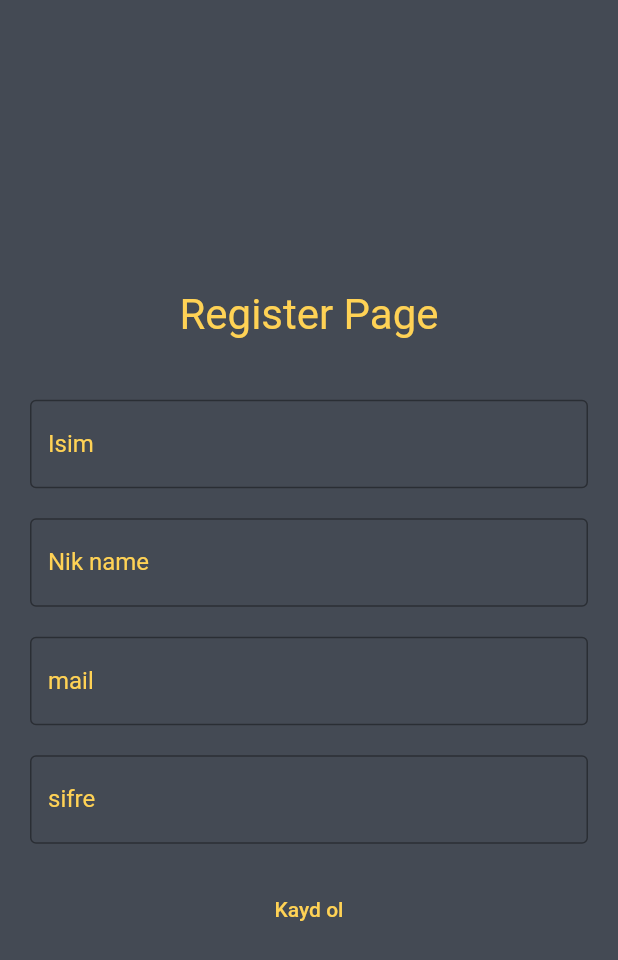
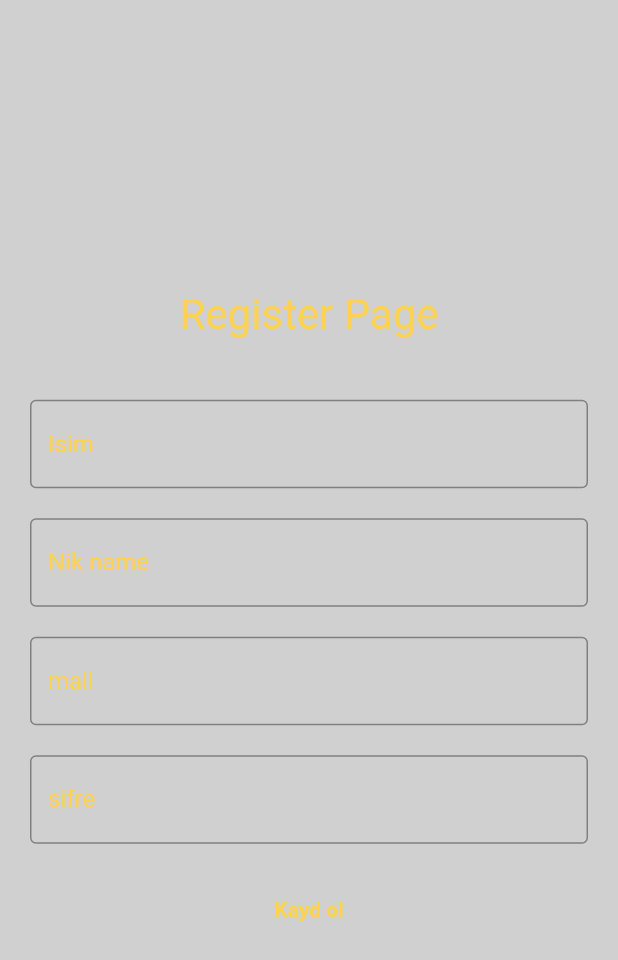
Before and after one commit to RahimCml/sine_fil_app, a Flutter app: the RegisterPage screen opened directly, on a phone screen of 412 x 824 dp. Shown: the top 960 px of the screen. Run offline on Flutter 3.47's test engine with Material 2 defaults, Android fonts, the phone set to English and light mode, and no system bars; our stand-ins replace bloc, cached_network_image, flutter_bloc; network calls fail.

Commit message:
Fix view

```diff
--- a/lib/bloc/movie_data_bloc/movie_data_bloc_bloc.dart
+++ b/lib/bloc/movie_data_bloc/movie_data_bloc_bloc.dart
@@ -1,6 +1,7 @@
 import 'package:bloc/bloc.dart';
 import 'package:meta/meta.dart';
 import 'package:sine_fil_app/bloc/movie_bloc.dart';
+import 'package:sine_fil_app/data/models/actor_get_model.dart';
 import 'package:sine_fil_app/data/models/movie_fetch_model.dart';
 
 import '../../data/service/movie_service.dart';
@@ -20,8 +21,10 @@
         on<MovieDataEvent>((event, emit) async {
       if(event is MovieDataEvent) {
         MovieFetchModel result = await _movieService.getMovieFromAPI(event.id);
-        emit(MovieDataState(data: result));
+        ActorGetModel actorsResult = await _movieService.getActorAPI(event.id);
+        emit(MovieDataState(data: result, actorData: actorsResult));
       }
     });
   }
+
 }
--- a/lib/bloc/movie_data_bloc/movie_data_bloc_state.dart
+++ b/lib/bloc/movie_data_bloc/movie_data_bloc_state.dart
@@ -3,7 +3,9 @@
 @immutable
 class MovieDataState {
   final MovieFetchModel? data;
-  MovieDataState({
+  final ActorGetModel? actorData;
+  const MovieDataState({
     this.data,
+    this.actorData,
   });
 }
--- a/lib/constants/color.dart
+++ b/lib/constants/color.dart
@@ -1,6 +1,7 @@
 import 'dart:ui';
 
 class ConstantColor {
-  static Color kMainColor = const Color(0xFFFFD255);
-  static Color secondarycolor = const Color(0xFF444A54);
+  static Color kMainColor = const Color(0xfffdd151);
+  static Color kTextColor = const Color(0xFF444A54);
+  static Color secondarycolor= const Color(0xC1C1C1C1);
 }
--- a/lib/pages/companents/genre_companent.dart
+++ b/lib/pages/companents/genre_companent.dart
@@ -58,7 +58,7 @@
                           movie?.title ?? '',
                           maxLines: 4,
                           overflow: TextOverflow.ellipsis,
-                          textAlign: TextAlign.center, style: TextStyle(color: ConstantColor.kMainColor),
+                          textAlign: TextAlign.center, style: TextStyle(color: ConstantColor.kTextColor),
                         ),
                       ),
                     ],
--- a/lib/pages/drawer_page.dart
+++ b/lib/pages/drawer_page.dart
@@ -26,7 +26,7 @@
       child: ScaleTransition(
         scale: _scaleAnimation!,
         child: Container(
-          color: ConstantColor.secondarycolor,
+          color: ConstantColor.kTextColor,
           padding: const EdgeInsets.symmetric(horizontal: 16),
           child: Column(children: [
             const SizedBox(height: 50),
--- a/lib/pages/genres_type_page.dart
+++ b/lib/pages/genres_type_page.dart
@@ -37,7 +37,7 @@
                     decoration: BoxDecoration(
                         borderRadius:
                             const BorderRadius.all(Radius.circular(20)),
-                        color: ConstantColor.secondarycolor,
+                        color: ConstantColor.kTextColor,
                         boxShadow: [
                           BoxShadow(
                             color: ConstantColor.kMainColor,
@@ -47,9 +47,9 @@
                     child: Chip(
                       label: Text(
                         genreName!,
-                        style: const TextStyle(color: Color(0xFFFFD255)),
+                        style: TextStyle(color: ConstantColor.kMainColor),
                       ),
-                      backgroundColor: const Color(0xFF444A54),
+                      backgroundColor:  ConstantColor.kTextColor,
                       padding: const EdgeInsets.only(left: 12, right: 12),
                     ),
                   ),
--- a/lib/pages/layout_page.dart
+++ b/lib/pages/layout_page.dart
@@ -1,4 +1,5 @@
 import 'package:flutter/material.dart';
+import 'package:sine_fil_app/constants/color.dart';
 
 import 'drawer_page.dart';
 import 'home_page.dart';
@@ -23,6 +24,7 @@
   @override
   Widget build(BuildContext context) {
     return Scaffold(
+      backgroundColor: ConstantColor.kTextColor,
       body: SizedBox(
         height: double.maxFinite,
         child: Stack(children: [
--- a/lib/pages/log_in_page.dart
+++ b/lib/pages/log_in_page.dart
@@ -52,7 +52,7 @@
                   },
                   child: Text(
                     'Log In',
-                    style: TextStyle(color: ConstantColor.secondarycolor),
+                    style: TextStyle(color: ConstantColor.kTextColor),
                   ),
                 ),
               ],
--- a/lib/pages/register_page.dart
+++ b/lib/pages/register_page.dart
@@ -109,7 +109,7 @@
               },
               child: Text(
                 'Kayd ol',
-                style: TextStyle(color: ConstantColor.kMainColor),
+                style: TextStyle(color: ConstantColor.kMainColor,fontWeight: FontWeight.bold),
               ),
             ),
           ],
--- a/lib/pages/trend_page.dart
+++ b/lib/pages/trend_page.dart
@@ -55,7 +55,7 @@
                         padding: const EdgeInsets.all(4.0),
                         child: Text(
                           state.trend?.results?[index].title ?? '',
-                          textAlign: TextAlign.center, style: TextStyle(color: ConstantColor.kMainColor),
+                          textAlign: TextAlign.center, style: TextStyle(color: ConstantColor.kTextColor),
                         ),
                       ),
                     ],
```
Also changed, not shown: lib/pages/genre_page.dart (+5 -3 lines), lib/pages/home_page.dart (+11 -8 lines).
